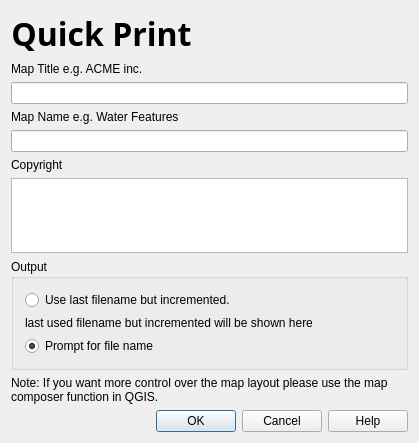
The window that src/plugins/quick_print/quickprintguibase.ui (qgis/QGIS) describes before a commit, drawn with Qt 5.
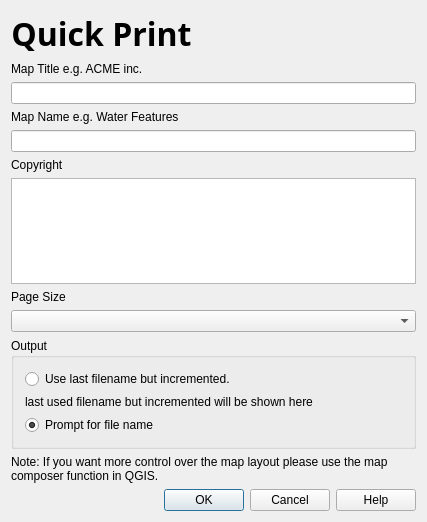
The same window after the commit. Icons and pictures are not drawn.

Commit message: Support user defined page size selection

What changed in the file:
```diff
--- a/src/plugins/quick_print/quickprintguibase.ui
+++ b/src/plugins/quick_print/quickprintguibase.ui
@@ -5,8 +5,8 @@
    <rect>
     <x>0</x>
     <y>0</y>
-    <width>419</width>
-    <height>443</height>
+    <width>427</width>
+    <height>522</height>
    </rect>
   </property>
   <property name="windowTitle" >
@@ -16,12 +16,6 @@
    <iconset resource="quickprint.qrc" >:/quickprint/quickprint.png</iconset>
   </property>
   <layout class="QGridLayout" >
-   <property name="margin" >
-    <number>11</number>
-   </property>
-   <property name="spacing" >
-    <number>6</number>
-   </property>
    <item row="0" column="0" >
     <widget class="QLabel" name="txtHeading" >
      <property name="sizePolicy" >
@@ -91,6 +85,16 @@
     <widget class="QTextEdit" name="teCopyright" />
    </item>
    <item row="7" column="0" >
+    <widget class="QLabel" name="label_2" >
+     <property name="text" >
+      <string>Page Size</string>
+     </property>
+    </widget>
+   </item>
+   <item row="8" column="0" >
+    <widget class="QComboBox" name="cboPageSize" />
+   </item>
+   <item row="9" column="0" >
     <widget class="QGroupBox" name="grpOuput" >
      <property name="title" >
       <string>Output</string>
@@ -99,8 +103,14 @@
       <property name="margin" >
        <number>11</number>
       </property>
-      <property name="spacing" >
-       <number>6</number>
+      <property name="topMargin" >
+       <number>11</number>
+      </property>
+      <property name="rightMargin" >
+       <number>11</number>
+      </property>
+      <property name="bottomMargin" >
+       <number>11</number>
       </property>
       <item row="0" column="0" >
        <widget class="QRadioButton" name="radUseIncrementedFileName" >
@@ -132,7 +142,7 @@
      </layout>
     </widget>
    </item>
-   <item row="8" column="0" >
+   <item row="10" column="0" >
     <widget class="QLabel" name="label" >
      <property name="text" >
       <string>Note: If you want more control over the map layout please use the map composer function in QGIS.</string>
@@ -142,7 +152,7 @@
      </property>
     </widget>
    </item>
-   <item row="9" column="0" >
+   <item row="11" column="0" >
     <widget class="QDialogButtonBox" name="buttonBox" >
      <property name="orientation" >
       <enum>Qt::Horizontal</enum>
```
Left out of the diff: 6 changed lines with no effect on the pictures. The commit also changes 2 other files.
